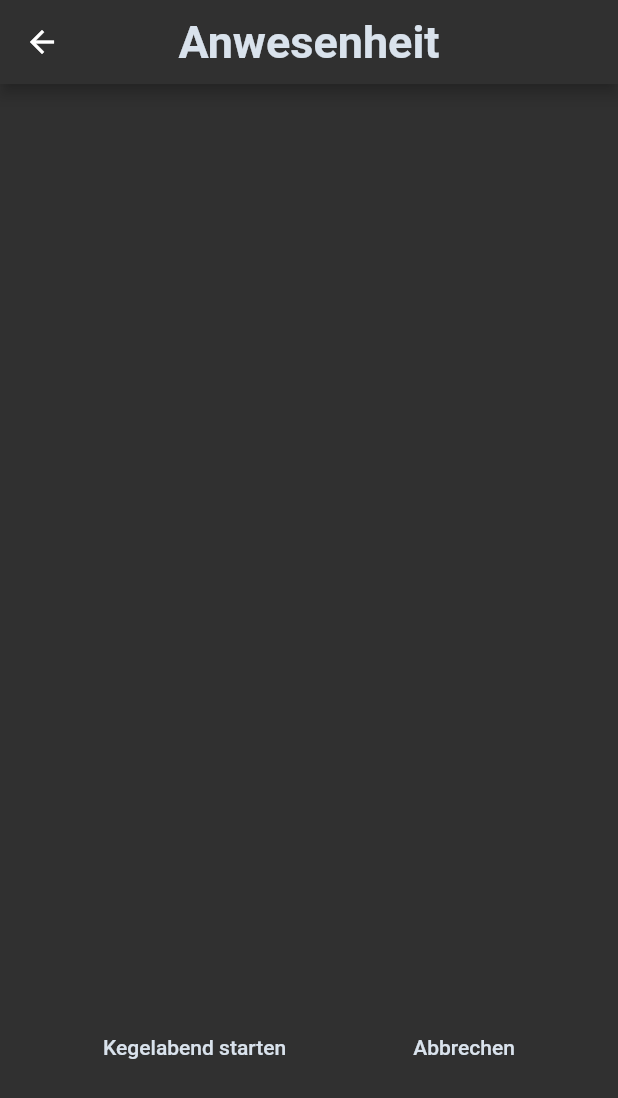
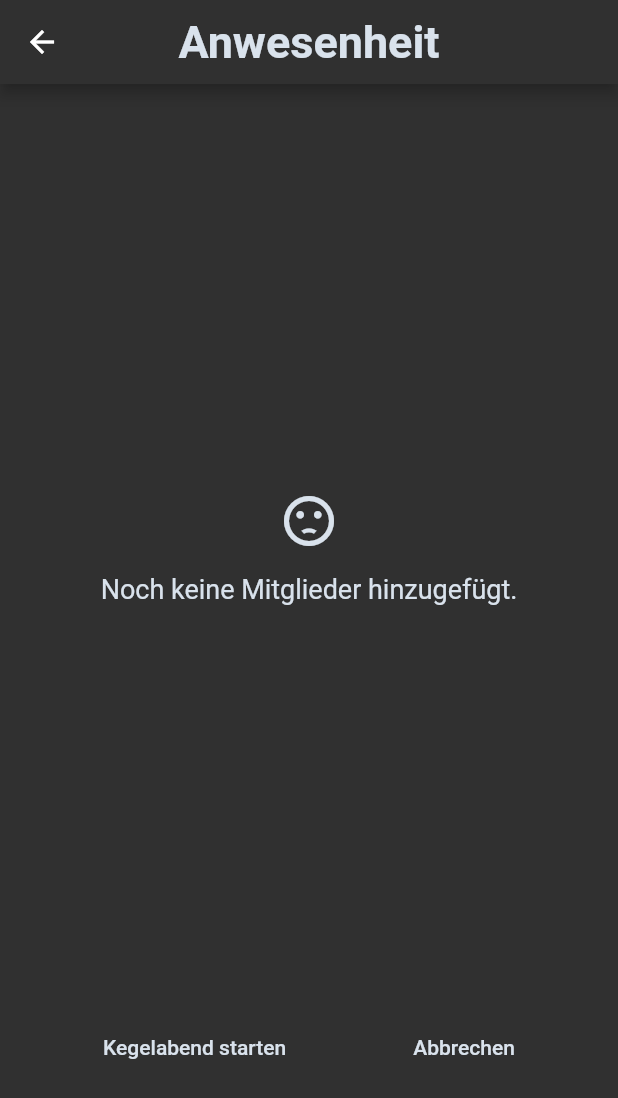
Before and after one commit to schikkinikki/KegelApp, a Flutter app: the PresentSelectScreen screen opened by its route, on a phone screen of 412 x 824 dp. Shown: the top 1098 px of the screen. Run offline on Flutter 3.47's test engine with Material 2 defaults, Android fonts, the phone set to English and light mode, and no system bars; our stand-ins replace fluttertoast, open_file, sqflite; missing offline and left inert: flutter_mailer, syncfusion_flutter_xlsio; accounts and stored records are empty.

Commit message:
small visual adjustments

```diff
--- a/KegelApp/lib/database/kegelAppDatabase.dart
+++ b/KegelApp/lib/database/kegelAppDatabase.dart
@@ -67,7 +67,7 @@ class DBProvider {
     final db = await database;
     var res = await db.query("kegelbruder");
     List<Kegelbruder> list =
-        res.isNotEmpty ? res.map((e) => Kegelbruder.fromMap(e)).toList() : [];
+        res.isNotEmpty ? res.map((e) => Kegelbruder.fromMap(e)).toList() : null;
     return list;
   }
 
@@ -76,7 +76,7 @@ class DBProvider {
     final db = await database;
     var res = await db.query("session");
     List<Session> list =
-        res.isNotEmpty ? res.map((e) => Session.fromMap(e)).toList() : [];
+        res.isNotEmpty ? res.map((e) => Session.fromMap(e)).toList() : null;
     return list;
   }
 
--- a/KegelApp/lib/screens/PresentSelectScreen.dart
+++ b/KegelApp/lib/screens/PresentSelectScreen.dart
@@ -140,13 +140,28 @@ class _PresentSelectScreenState extends State<PresentSelectScreen> {
             child: FutureBuilder(
               future: DBProvider.db.getAllKegelbruder(),
               builder: (context, snapshot) {
+                List<Kegelbruder> kegelbruderListe = snapshot.data;
                 if (!snapshot.hasData) {
                   return Center(
-                    child: Text("Noch keine Kegelbrüder hinzugefügt"),
-                  );
+                      child: Column(
+                    mainAxisAlignment: MainAxisAlignment.center,
+                    children: [
+                      Icon(
+                        Icons.sentiment_dissatisfied,
+                        color: color.greyText,
+                        size: 40,
+                      ),
+                      SizedBox(
+                        height: 15,
+                      ),
+                      Text(
+                        "Noch keine Mitglieder hinzugefügt.",
+                        style: TextStyle(color: color.greyText, fontSize: 18),
+                      )
+                    ],
+                  ));
                 }
                 if (snapshot.hasData) {
-                  List<Kegelbruder> kegelbruderListe = snapshot.data;
                   fillAnwesendCheck(kegelbruderListe);
                   fillAbwesendCheck(kegelbruderListe);
                   fillUnabgemeldetCheck(kegelbruderListe);
@@ -155,11 +170,12 @@ class _PresentSelectScreenState extends State<PresentSelectScreen> {
                     itemBuilder: (context, index) {
                       return Container(
                         margin: EdgeInsets.all(7),
+                        padding: EdgeInsets.only(left: 5, right: 5),
                         height: 60,
                         child: Row(
                           children: [
                             Container(
-                              width: 130,
+                              width: 150,
                               child: Text(
                                 kegelbruderListe[index].name,
                                 style: TextStyle(color: color.greyText),
--- a/KegelApp/lib/screens/old_session_screen_v2.dart
+++ b/KegelApp/lib/screens/old_session_screen_v2.dart
@@ -99,7 +99,10 @@ class _OldSessionScreenV2State extends State<OldSessionScreenV2> {
         builder: (context, snapshot) {
           if (!snapshot.hasData) {
             return Center(
-              child: Text("Noch keine Kegelabende gespielt!"),
+              child: Text(
+                "Noch keine Kegelabende gespielt!",
+                style: TextStyle(fontSize: 18, color: color.greyText),
+              ),
             );
           }
           if (snapshot.hasData) {
```
Also changed, not shown: KegelApp/lib/screens/my_club_screen.dart (+14 -2 lines).
